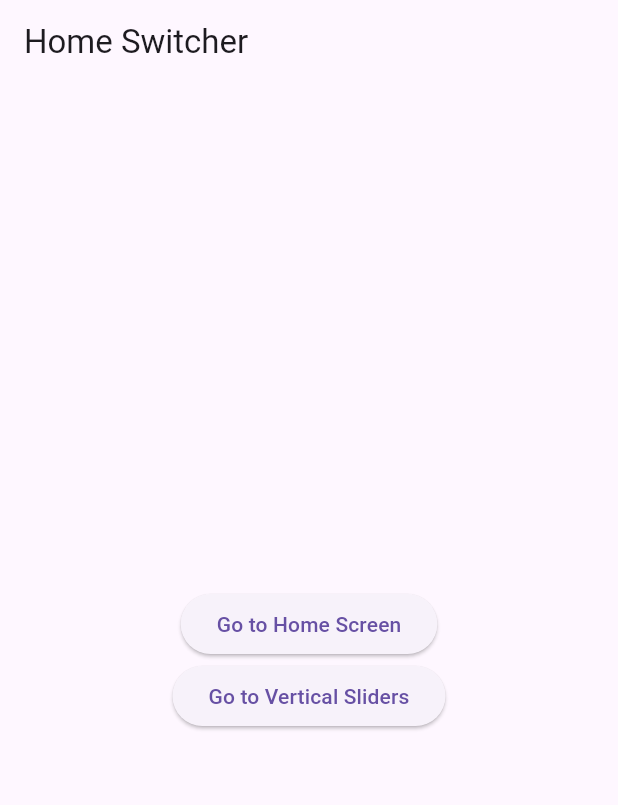
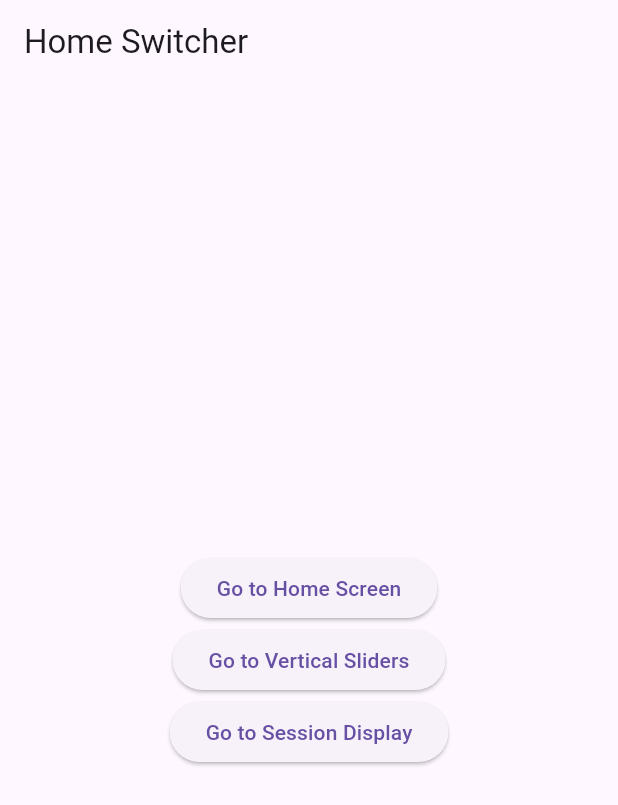
Before and after one commit to appsciences/d-smart, a Flutter app: the screen it shows after launch, on a phone screen of 412 x 824 dp. Shown: the top 805 px of the screen. Run offline on Flutter 3.47's test engine with Material 3 defaults, Android fonts, the phone set to English and light mode, and no system bars; our stand-ins replace fl_chart, flutter_secure_storage, hive, hive_flutter; accounts and stored records are empty; generated files the repository leaves out were written again.

Commit message:
session stuff

```diff
--- /dev/null
+++ b/lib/data/database.dart
@@ -0,0 +1,79 @@
+import 'package:hive/hive.dart';
+import '../models/session.dart';
+import '../models/event.dart';
+//part '../models/event.g.dart';
+//import '../models/session.g.dart';
+//part 'database.g.dart';
+
+class EventAdapter extends TypeAdapter<Event> {
+   @override
+   final int typeId = 0;
+
+  @override
+  Event read(BinaryReader reader) {
+    return Event(
+      timestamp: reader.read() as DateTime,
+    );
+  }
+
+  @override
+  void write(BinaryWriter writer, Event obj) {
+    writer.write(obj.timestamp);
+  }
+}
+
+class SessionAdapter extends TypeAdapter<Session> {
+  @override
+  final int typeId = 2;
+
+  @override
+  Session read(BinaryReader reader) {
+    return Session(
+      startTimestamp: reader.read() as DateTime,
+      endTimestamp: reader.read() as DateTime?,
+      sliderValues: (reader.read() as List).cast<int>(),
+      trigger: reader.read() as String?,
+    );
+  }
+
+  @override
+  void write(BinaryWriter writer, Session obj) {
+    writer.write(obj.startTimestamp);
+    writer.write(obj.endTimestamp);
+    writer.write(obj.sliderValues);
+    writer.write(obj.trigger);
+  }
+}
+
+class DatabaseService {
+  late Box<Event> eventBox;
+  late Box<Session> sessionBox;
+
+  Future<void> init() async {
+   Hive.registerAdapter(EventAdapter());
+   Hive.registerAdapter(SessionAdapter());
+    eventBox = await Hive.openBox<Event>('events');
+    sessionBox = await Hive.openBox<Session>('sessions');
+  }
+
+  Future<void> addEvent(Event event) async {
+    await eventBox.add(event);
+  }
+
+  Future<void> addSession(Session session) async {
+    await sessionBox.add(session);
+  }
+
+  List<Event> getAllEvents() {
+    return eventBox.values.toList();
+  }
+
+  List<Session> getAllSessions() {
+    return sessionBox.values.toList();
+  }
+
+  Future<void> clearDatabase() async {
+    await eventBox.clear();
+    await sessionBox.clear();
+  }
+}
--- a/lib/home_screen.dart
+++ b/lib/home_screen.dart
@@ -1,7 +1,7 @@
 import 'package:flutter/material.dart';
 import 'package:provider/provider.dart';
 import 'package:fl_chart/fl_chart.dart';
-import 'data/event_database.dart';
+import 'data/database.dart';
 import 'models/event.dart';
 import 'signup_screen.dart';
 
--- a/lib/main.dart
+++ b/lib/main.dart
@@ -2,14 +2,18 @@ import 'package:flutter/material.dart';
 import 'package:hive_flutter/hive_flutter.dart';
 import 'package:provider/provider.dart';
 import 'package:path_provider/path_provider.dart';
-import 'data/event_database.dart';
+import 'data/database.dart';
 import 'home_screen.dart'; // Import the home screen
 import 'vertical_sliders.dart'; // Import the vertical sliders
-
+import 'session_display.dart'; // Import the session display
+import 'models/session.dart'; // Import the session model
+import 'models/event.dart'; // Import the event model
 void main() async {
   WidgetsFlutterBinding.ensureInitialized();
   final appDocumentDir = await getApplicationDocumentsDirectory();
   Hive.init(appDocumentDir.path); // Initialize Hive with the documents directory
+ // Hive.registerAdapter(SessionAdapter());
+  //Hive.registerAdapter(EventAdapter());
   final databaseService = DatabaseService();
   await databaseService.init();
   runApp(MyApp(databaseService: databaseService));
@@ -59,6 +63,15 @@ class HomeSwitcher extends StatelessWidget {
               },
               child: Text('Go to Vertical Sliders'),
             ),
+            ElevatedButton(
+              onPressed: () {
+                Navigator.push(
+                  context,
+                  MaterialPageRoute(builder: (context) => SessionDisplay()),
+                );
+              },
+              child: Text('Go to Session Display'),
+            ),
           ],
         ),
       ),
--- /dev/null
+++ b/lib/models/session.dart
@@ -0,0 +1,25 @@
+import 'package:hive/hive.dart';
+
+part 'session.g.dart';
+
+@HiveType(typeId: 2)
+class Session extends HiveObject {
+  @HiveField(0)
+  DateTime startTimestamp;
+
+  @HiveField(1)
+  DateTime? endTimestamp;
+
+  @HiveField(2)
+  List<int> sliderValues;
+
+  @HiveField(3)
+  String? trigger;
+
+  Session({
+    required this.startTimestamp,
+    this.endTimestamp,
+    required this.sliderValues,
+    this.trigger,
+  });
+}
```
Also changed, not shown: lib/WhatDidIDoScreen.dart (+5 -3 lines), lib/data/event_database.dart (deleted, +0 -24 lines), lib/session_display.dart (added, +123 -0 lines), lib/vertical_sliders.dart (+31 -4 lines).
